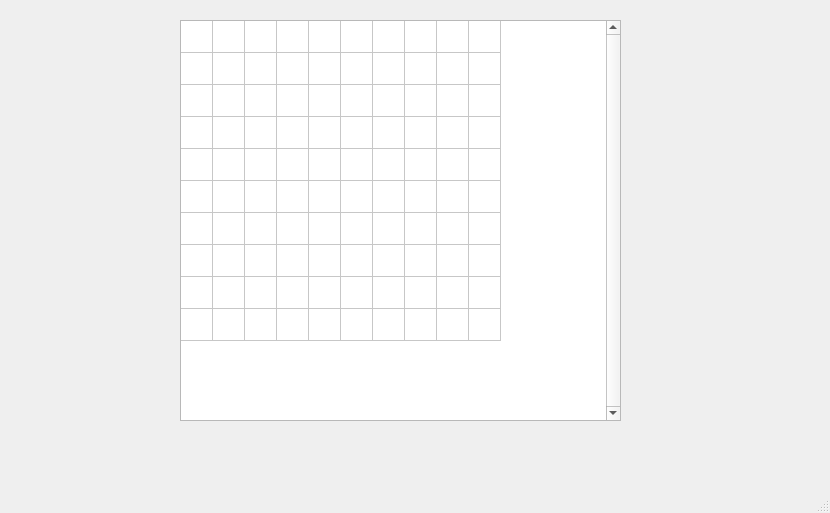
Before: the Qt Designer form mainwindow.ui in MatushaI/lab3Game, drawn with Qt 5.
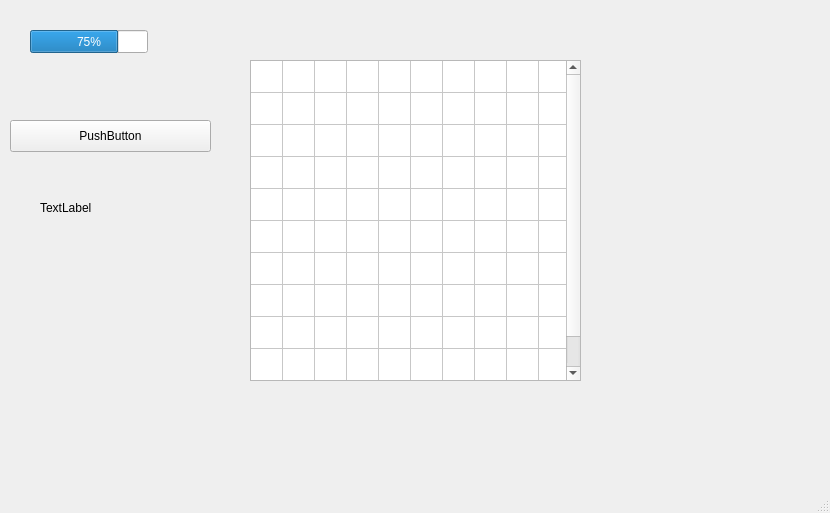
After: the same form once the commit is applied.

The edit to the form file:
```diff
--- a/mainwindow.ui
+++ b/mainwindow.ui
@@ -20,10 +20,10 @@
    <widget class="QTableWidget" name="tableWidget">
     <property name="geometry">
      <rect>
-      <x>180</x>
-      <y>20</y>
-      <width>441</width>
-      <height>401</height>
+      <x>250</x>
+      <y>60</y>
+      <width>331</width>
+      <height>321</height>
      </rect>
     </property>
     <property name="baseSize">
@@ -107,6 +107,48 @@
     <column/>
     <column/>
    </widget>
+   <widget class="QProgressBar" name="progressBar">
+    <property name="geometry">
+     <rect>
+      <x>30</x>
+      <y>30</y>
+      <width>118</width>
+      <height>23</height>
+     </rect>
+    </property>
+    <property name="minimum">
+     <number>0</number>
+    </property>
+    <property name="value">
+     <number>75</number>
+    </property>
+   </widget>
+   <widget class="QPushButton" name="pushButton">
+    <property name="geometry">
+     <rect>
+      <x>10</x>
+      <y>120</y>
+      <width>201</width>
+      <height>32</height>
+     </rect>
+    </property>
+    <property name="text">
+     <string>PushButton</string>
+    </property>
+   </widget>
+   <widget class="QLabel" name="label">
+    <property name="geometry">
+     <rect>
+      <x>40</x>
+      <y>200</y>
+      <width>151</width>
+      <height>16</height>
+     </rect>
+    </property>
+    <property name="text">
+     <string>TextLabel</string>
+    </property>
+   </widget>
   </widget>
   <widget class="QMenuBar" name="menubar">
    <property name="geometry">
```
Left out of the diff: 5 changed lines with no effect on the pictures.
